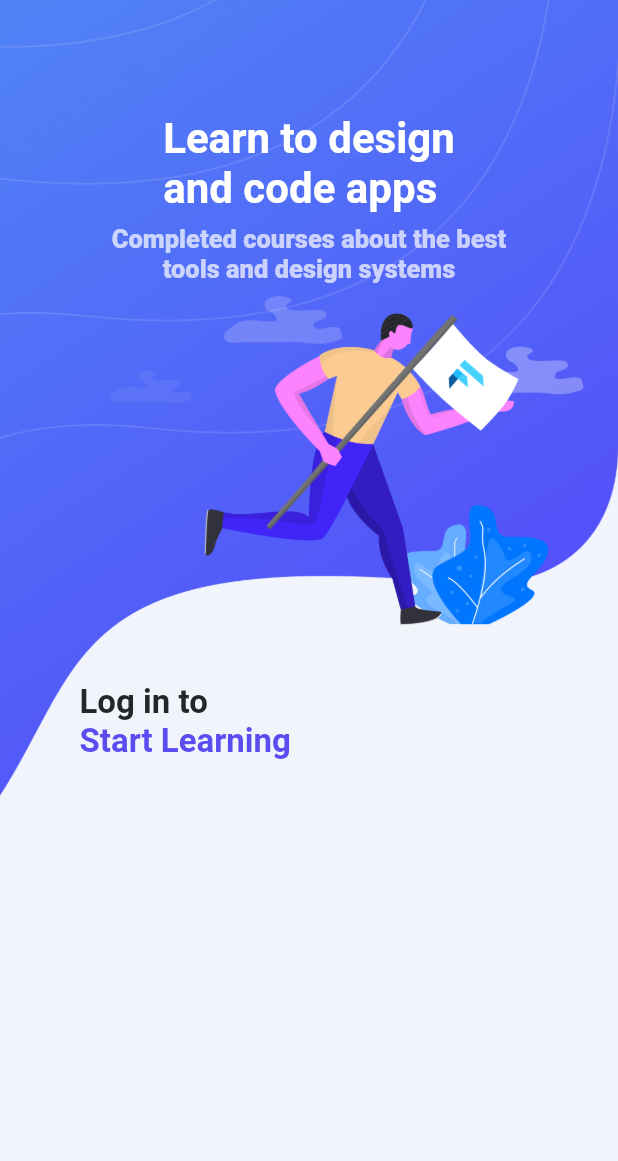
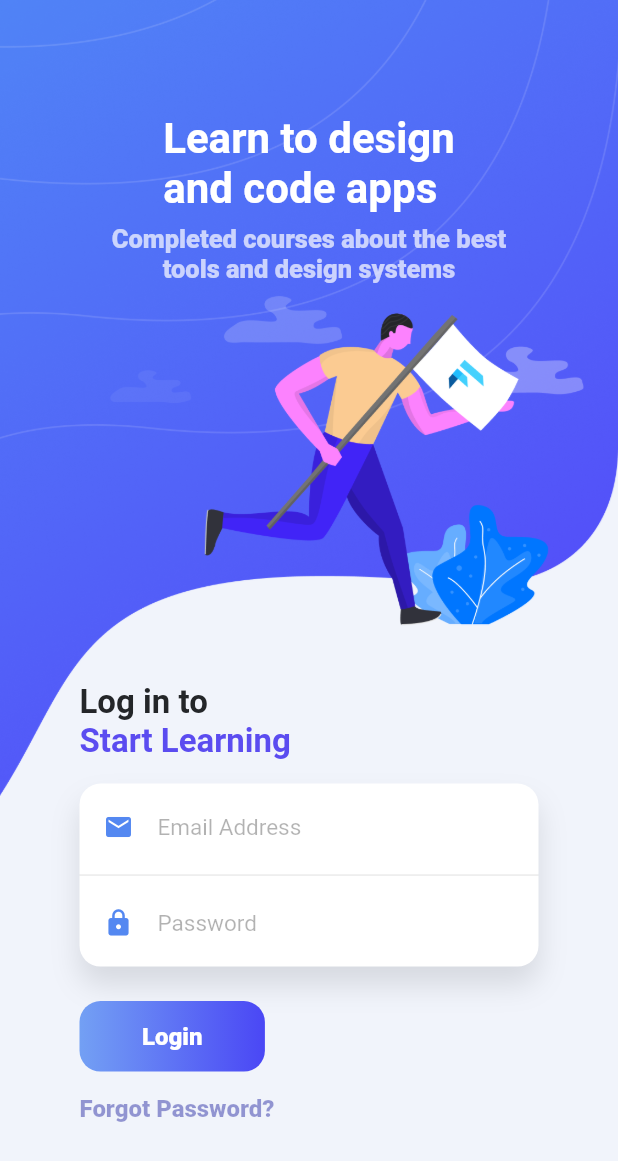
Before and after one commit to steffenSuess/flutter_for_designers, a Flutter app: the screen it shows after launch, on a phone screen of 412 x 824 dp. Shown: the top 1161 px of the screen. Run offline on Flutter 3.47's test engine with Material 2 defaults, Android fonts, the phone set to English and light mode, and no system bars; our stand-ins replace sliding_up_panel; Roboto replaces fonts that are missing (SF Pro Text).

Commit message:
course 2 part 3 user input

```diff
--- a/lib/constants.dart
+++ b/lib/constants.dart
@@ -95,3 +95,8 @@ var kCaptionLabelStyle = TextStyle(
   fontFamily: Platform.isIOS ? 'SF Pro Text' : null,
   decoration: TextDecoration.none,
 );
+var kLoginInputTextStyle = TextStyle(
+  fontSize: 15.0,
+  color: Colors.black.withOpacity(0.3),
+  fontFamily: Platform.isIOS ? 'SF Pro Text' : null,
+);
--- a/lib/screens/login_screen.dart
+++ b/lib/screens/login_screen.dart
@@ -68,6 +68,115 @@ class _LoginScreenState extends State<LoginScreen> {
                         SizedBox(
                           height: 15.0,
                         ),
+                        Container(
+                          height: 130.0,
+                          child: Column(
+                            children: [
+                              Container(
+                                decoration: BoxDecoration(
+                                  color: Colors.white,
+                                  borderRadius: BorderRadius.circular(14.0),
+                                  boxShadow: [
+                                    BoxShadow(
+                                      color: kShadowColor,
+                                      offset: Offset(0, 12),
+                                      blurRadius: 16.0,
+                                    ),
+                                  ],
+                                ),
+                                child: Column(
+                                  children: [
+                                    Padding(
+                                      padding: EdgeInsets.only(
+                                        top: 5.0,
+                                        right: 16.0,
+                                        left: 16.0,
+                                      ),
+                                      child: TextField(
+                                        cursorColor: kPrimaryLabelColor,
+                                        decoration: InputDecoration(
+                                          icon: Icon(
+                                            Icons.email,
+                                            color: Color(0xFF5488F1),
+                                            size: 20.0,
+                                          ),
+                                          border: InputBorder.none,
+                                          hintText: 'Email Address',
+                                          hintStyle: kLoginInputTextStyle,
+                                        ),
+                                        style: kLoginInputTextStyle.copyWith(
+                                          color: Colors.black,
+                                        ),
+                                      ),
+                                    ),
+                                    Divider(),
+                                    Padding(
+                                      padding: EdgeInsets.only(
+                                        bottom: 5.0,
+                                        right: 16.0,
+                                        left: 16.0,
+                                      ),
+                                      child: TextField(
+                                        obscureText: true,
+                                        cursorColor: kPrimaryLabelColor,
+                                        decoration: InputDecoration(
+                                          icon: Icon(
+                                            Icons.lock,
+                                            color: Color(0xFF5488F1),
+                                            size: 20.0,
+                                          ),
+                                          border: InputBorder.none,
+                                          hintText: 'Password',
+                                          hintStyle: kLoginInputTextStyle,
+                                        ),
+                                        style: kLoginInputTextStyle.copyWith(
+                                          color: Colors.black,
+                                        ),
+                                      ),
+                                    ),
+                                  ],
+                                ),
+                              ),
+                            ],
+                          ),
+                        ),
+                        SizedBox(
+                          height: 15.0,
+                        ),
+                        Row(
+                          children: [
+                            Container(
+                              child: Text(
+                                'Login',
+                                style: kCalloutLabelStyle.copyWith(
+                                    color: Colors.white),
+                              ),
+                              alignment: Alignment.center,
+                              decoration: BoxDecoration(
+                                borderRadius: BorderRadius.circular(14.0),
+                                gradient: LinearGradient(
+                                  colors: [
+                                    Color(0xFF73A0F4),
+                                    Color(0xFF4A47F5),
+                                  ],
+                                ),
+                              ),
+                              height: 47.0,
+                              width: MediaQuery.of(context).size.width * 0.3,
+                            )
+                          ],
+                        ),
+                        SizedBox(
+                          height: 15.0,
+                        ),
+                        Container(
+                          child: Text(
+                            'Forgot Password?',
+                            style: kCalloutLabelStyle.copyWith(
+                              color: Color(0x721B1E9C),
+                            ),
+                          ),
+                        ),
                       ],
                     ),
                   ),
```
